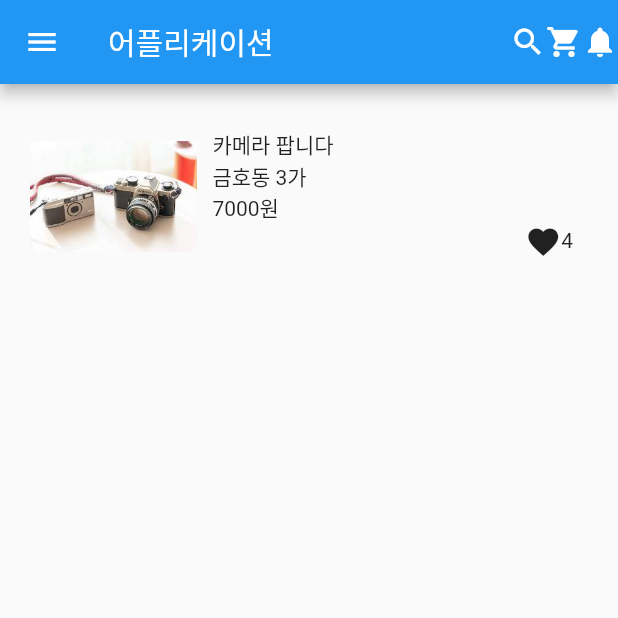
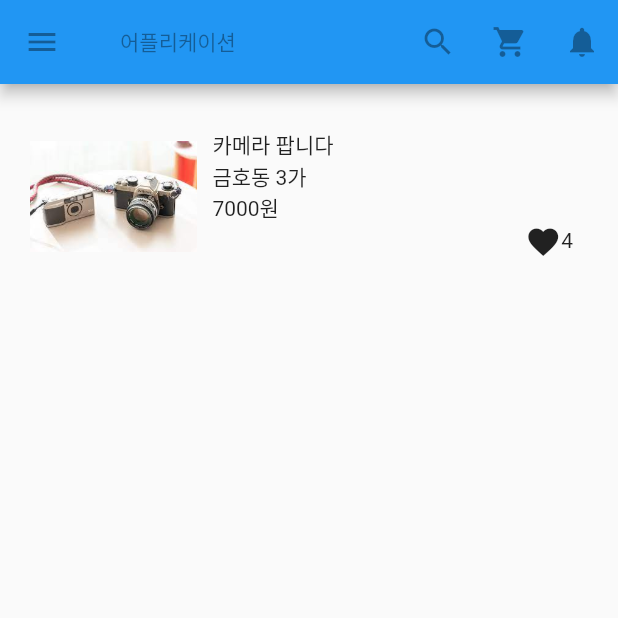
Before and after one commit to ChoiYoungHan/SNSApplication, a Flutter app: the screen it shows after launch, on a phone screen of 412 x 824 dp, the top half of it. Run offline on Flutter 3.47's test engine with Material 2 defaults, Android fonts, the phone set to English and light mode, and no system bars.

Commit message:
Change to the icon button on the appBar (상단바 아이콘 버튼으로 변경)

```diff
--- a/lib/main.dart
+++ b/lib/main.dart
@@ -5,12 +5,6 @@ void main() {
   runApp(const MyApp()); // 앱 구동시켜 달라는 의미 // runApp 안에 메인페이지를 입력해줌
 }
 
-// Flutter에서 앱을 만드는 것은 위젯을 짜깁기 하는 것이라 보면 됨.
-/*
- # Flutter에는 위젯이 4개가 있다.
- # 글자 위젯, 이미지 위젯, 아이콘 위젯, 박스 위젯
- # 위젯 디자인을 구글 or 커스텀 → MaterialApp, 아이폰 디자인이면 CupertinoApp 하면 됨
- */
 class MyApp extends StatelessWidget {
   const MyApp({Key? key}) : super(key: key);
 
@@ -19,12 +13,12 @@ class MyApp extends StatelessWidget {
     return MaterialApp(
       home: Scaffold( // Scaffold는 앱을 상 중 하 나눠주는 위젯
         appBar: AppBar(
-          leading: Icon(Icons.menu),
-          title: Text('어플리케이션'),
-          actions: [
-            Icon(Icons.search), // 검색 아이콘
-            Icon(Icons.shopping_cart), // 장바구니 아이콘
-            Icon(Icons.notifications) // 알림(종) 아이콘
+          leading: IconButton(icon: Icon(Icons.menu), onPressed: null) , // 좌측에 배치
+          title: TextButton(onPressed: null, child: Text('어플리케이션')), // 텍스트 버튼
+          actions: [ // 우측에 배치
+            IconButton(icon: Icon(Icons.search), onPressed: null), // 검색 아이콘
+            IconButton(icon: Icon(Icons.shopping_cart), onPressed: null), // 장바구니 아이콘
+            IconButton(icon: Icon(Icons.notifications), onPressed: null) // 알림(종) 아이콘
           ],
         ),
         body: Container(
@@ -57,6 +51,5 @@ class MyApp extends StatelessWidget {
         ),
       )
     );
-
   }
 }
```
